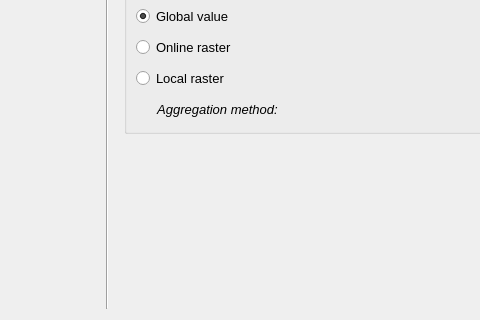
Above: threedi_models_and_simulations/ui/simulation_wizard/page_initial_conditions.ui from nens/threedi-api-qgis-client before the change; both pictures show x 111 to 591 and y 430 to 750 of the 1000 by 750 pixel window. Below: the same form after it.
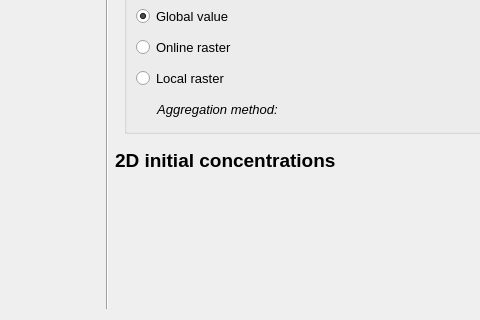
That is the form after the change. Custom widgets are drawn as their Qt base class.

```diff
--- a/threedi_models_and_simulations/ui/simulation_wizard/page_initial_conditions.ui
+++ b/threedi_models_and_simulations/ui/simulation_wizard/page_initial_conditions.ui
@@ -836,6 +836,21 @@
      </property>
     </spacer>
    </item>
+   <item row="2" column="2">
+    <widget class="QLabel" name="initial_concentrations_2d_label">
+     <property name="font">
+      <font>
+       <family>Segoe UI</family>
+       <pointsize>14</pointsize>
+       <weight>75</weight>
+       <bold>true</bold>
+      </font>
+     </property>
+     <property name="text">
+      <string>2D initial concentrations</string>
+     </property>
+    </widget>
+   </item>
   </layout>
  </widget>
  <customwidgets>
```
